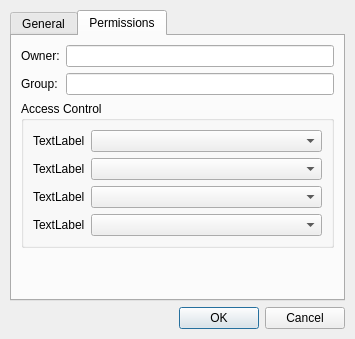
The window that libfm-qt/file-props.ui (lxqt/pcmanfm-qt) describes before a commit, drawn with Qt 5.
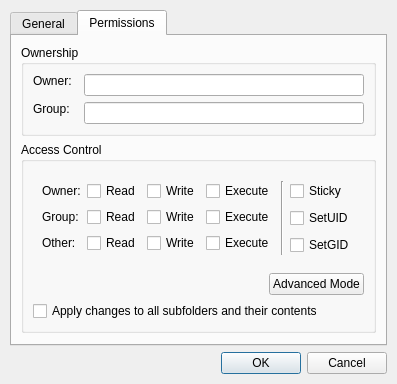
The same window after the commit. The open tabs and pages were chosen to show the change. Icons and pictures are not drawn.

Commit message: Try to add file opermission settings UI.

The edit to the form file:
```diff
--- a/libfm-qt/file-props.ui
+++ b/libfm-qt/file-props.ui
@@ -6,8 +6,8 @@
    <rect>
     <x>0</x>
     <y>0</y>
-    <width>355</width>
-    <height>339</height>
+    <width>362</width>
+    <height>383</height>
    </rect>
   </property>
   <property name="windowTitle">
@@ -173,76 +173,445 @@
       <attribute name="title">
        <string>Permissions</string>
       </attribute>
-      <layout class="QFormLayout" name="formLayout">
-       <item row="0" column="0">
-        <widget class="QLabel" name="label_8">
-         <property name="text">
-          <string>Owner:</string>
+      <layout class="QVBoxLayout" name="verticalLayout_2">
+       <property name="spacing">
+        <number>6</number>
+       </property>
+       <item>
+        <widget class="QGroupBox" name="groupBox_2">
+         <property name="sizePolicy">
+          <sizepolicy hsizetype="Preferred" vsizetype="Fixed">
+           <horstretch>0</horstretch>
+           <verstretch>0</verstretch>
+          </sizepolicy>
          </property>
-        </widget>
-       </item>
-       <item row="0" column="1">
-        <widget class="QLineEdit" name="owner"/>
-       </item>
-       <item row="1" column="0">
-        <widget class="QLabel" name="label_9">
-         <property name="text">
-          <string>Group:</string>
+         <property name="title">
+          <string>Ownership</string>
          </property>
+         <layout class="QFormLayout" name="formLayout">
+          <property name="horizontalSpacing">
+           <number>12</number>
+          </property>
+          <property name="verticalSpacing">
+           <number>6</number>
+          </property>
+          <item row="1" column="1">
+           <widget class="QLineEdit" name="owner"/>
+          </item>
+          <item row="2" column="1">
+           <widget class="QLineEdit" name="ownerGroup"/>
+          </item>
+          <item row="2" column="0">
+           <widget class="QLabel" name="label_9">
+            <property name="sizePolicy">
+             <sizepolicy hsizetype="Preferred" vsizetype="Fixed">
+              <horstretch>0</horstretch>
+              <verstretch>0</verstretch>
+             </sizepolicy>
+            </property>
+            <property name="text">
+             <string>Group:</string>
+            </property>
+           </widget>
+          </item>
+          <item row="1" column="0">
+           <widget class="QLabel" name="label_8">
+            <property name="sizePolicy">
+             <sizepolicy hsizetype="Preferred" vsizetype="Fixed">
+              <horstretch>0</horstretch>
+              <verstretch>0</verstretch>
+             </sizepolicy>
+            </property>
+            <property name="text">
+             <string>Owner:</string>
+            </property>
+           </widget>
+          </item>
+         </layout>
         </widget>
        </item>
-       <item row="1" column="1">
-        <widget class="QLineEdit" name="ownerGroup"/>
-       </item>
-       <item row="2" column="0" colspan="2">
+       <item>
         <widget class="QGroupBox" name="groupBox">
+         <property name="sizePolicy">
+          <sizepolicy hsizetype="Preferred" vsizetype="Fixed">
+           <horstretch>0</horstretch>
+           <verstretch>0</verstretch>
+          </sizepolicy>
+         </property>
          <property name="title">
           <string>Access Control</string>
          </property>
-         <property name="flat">
-          <bool>true</bool>
-         </property>
-         <layout class="QFormLayout" name="formLayout_3">
-          <item row="0" column="0">
-           <widget class="QLabel" name="label_10">
-            <property name="text">
-             <string>TextLabel</string>
+         <layout class="QVBoxLayout" name="verticalLayout_3">
+          <item>
+           <widget class="QStackedWidget" name="stackedWidget">
+            <property name="sizePolicy">
+             <sizepolicy hsizetype="Preferred" vsizetype="Fixed">
+              <horstretch>0</horstretch>
+              <verstretch>0</verstretch>
+             </sizepolicy>
             </property>
-           </widget>
-          </item>
-          <item row="0" column="1">
-           <widget class="QComboBox" name="comboBox"/>
-          </item>
-          <item row="1" column="0">
-           <widget class="QLabel" name="label_11">
-            <property name="text">
-             <string>TextLabel</string>
+            <property name="currentIndex">
+             <number>0</number>
             </property>
+            <widget class="QWidget" name="page">
+             <layout class="QFormLayout" name="formLayout_3">
+              <item row="0" column="0">
+               <widget class="QLabel" name="readLabel">
+                <property name="text">
+                 <string/>
+                </property>
+               </widget>
+              </item>
+              <item row="0" column="1">
+               <widget class="QComboBox" name="read">
+                <property name="sizePolicy">
+                 <sizepolicy hsizetype="MinimumExpanding" vsizetype="Fixed">
+                  <horstretch>0</horstretch>
+                  <verstretch>0</verstretch>
+                 </sizepolicy>
+                </property>
+                <item>
+                 <property name="text">
+                  <string>---</string>
+                 </property>
+                </item>
+                <item>
+                 <property name="text">
+                  <string>Only owner</string>
+                 </property>
+                </item>
+                <item>
+                 <property name="text">
+                  <string>Owner and group</string>
+                 </property>
+                </item>
+                <item>
+                 <property name="text">
+                  <string>Everyone</string>
+                 </property>
+                </item>
+               </widget>
+              </item>
+              <item row="1" column="0">
+               <widget class="QLabel" name="writeLabel">
+                <property name="text">
+                 <string/>
+                </property>
+               </widget>
+              </item>
+              <item row="1" column="1">
+               <widget class="QComboBox" name="write">
+                <property name="sizePolicy">
+                 <sizepolicy hsizetype="MinimumExpanding" vsizetype="Fixed">
+                  <horstretch>0</horstretch>
+                  <verstretch>0</verstretch>
+                 </sizepolicy>
+                </property>
+                <item>
+                 <property name="text">
+                  <string>---</string>
+                 </property>
+                </item>
+                <item>
+                 <property name="text">
+                  <string>Only owner</string>
+                 </property>
+                </item>
+                <item>
+                 <property name="text">
+                  <string>Owner and group</string>
+                 </property>
+                </item>
+                <item>
+                 <property name="text">
+                  <string>Everyone</string>
+                 </property>
+                </item>
+                <item>
+                 <property name="text">
+                  <string>Nobody</string>
+                 </property>
+                </item>
+               </widget>
+              </item>
+              <item row="2" column="0">
+               <widget class="QLabel" name="executableLabel">
+                <property name="text">
+                 <string/>
+                </property>
+               </widget>
+              </item>
+              <item row="2" column="1">
+               <widget class="QComboBox" name="execute">
+                <property name="sizePolicy">
+                 <sizepolicy hsizetype="MinimumExpanding" vsizetype="Fixed">
+                  <horstretch>0</horstretch>
+                  <verstretch>0</verstretch>
+                 </sizepolicy>
+                </property>
+                <item>
+                 <property name="text">
+                  <string>---</string>
+                 </property>
+                </item>
+                <item>
+                 <property name="text">
+                  <string>Only owner</string>
+                 </property>
+                </item>
+                <item>
+                 <property name="text">
+                  <string>Owner and group</string>
+                 </property>
+                </item>
+                <item>
+                 <property name="text">
+                  <string>Everyone</string>
+                 </property>
+                </item>
+                <item>
+                 <property name="text">
+                  <string>Nobody</string>
+                 </property>
+                </item>
+               </widget>
+              </item>
+             </layout>
+            </widget>
+            <widget class="QWidget" name="page_2">
+             <layout class="QGridLayout" name="gridLayout_2" columnstretch="1,0,0">
+              <item row="0" column="0" rowspan="3">
+               <layout class="QGridLayout" name="gridLayout">
+                <property name="rightMargin">
+                 <number>0</number>
+                </property>
+                <property name="spacing">
+                 <number>6</number>
+                </property>
+                <item row="0" column="0">
+                 <widget class="QLabel" name="label_5">
+                  <property name="sizePolicy">
+                   <sizepolicy hsizetype="Fixed" vsizetype="Preferred">
+                    <horstretch>0</horstretch>
+                    <verstretch>0</verstretch>
+                   </sizepolicy>
+                  </property>
+                  <property name="text">
+                   <string>Owner:</string>
+                  </property>
+                 </widget>
+                </item>
+                <item row="0" column="1">
+                 <widget class="QCheckBox" name="checkBox">
+                  <property name="sizePolicy">
+                   <sizepolicy hsizetype="Preferred" vsizetype="Fixed">
+                    <horstretch>0</horstretch>
+                    <verstretch>0</verstretch>
+                   </sizepolicy>
+                  </property>
+                  <property name="text">
+                   <string>Read</string>
+                  </property>
+                 </widget>
+                </item>
+                <item row="0" column="2">
+                 <widget class="QCheckBox" name="checkBox_5">
+                  <property name="sizePolicy">
+                   <sizepolicy hsizetype="Preferred" vsizetype="Fixed">
+                    <horstretch>0</horstretch>
+                    <verstretch>0</verstretch>
+                   </sizepolicy>
+                  </property>
+                  <property name="text">
+                   <string>Write</string>
+                  </property>
+                 </widget>
+                </item>
+                <item row="0" column="3">
+                 <widget class="QCheckBox" name="checkBox_8">
+                  <property name="sizePolicy">
+                   <sizepolicy hsizetype="Preferred" vsizetype="Fixed">
+                    <horstretch>0</horstretch>
+                    <verstretch>0</verstretch>
+                   </sizepolicy>
+                  </property>
+                  <property name="text">
+                   <string>Execute</string>
+                  </property>
+                 </widget>
+                </item>
+                <item row="1" column="0">
+                 <widget class="QLabel" name="label_10">
+                  <property name="sizePolicy">
+                   <sizepolicy hsizetype="Fixed" vsizetype="Preferred">
+                    <horstretch>0</horstretch>
+                    <verstretch>0</verstretch>
+                   </sizepolicy>
+                  </property>
+                  <property name="text">
+                   <string>Group:</string>
+                  </property>
+                 </widget>
+                </item>
+                <item row="1" column="1">
+                 <widget class="QCheckBox" name="checkBox_4">
+                  <property name="sizePolicy">
+                   <sizepolicy hsizetype="Preferred" vsizetype="Fixed">
+                    <horstretch>0</horstretch>
+                    <verstretch>0</verstretch>
+                   </sizepolicy>
+                  </property>
+                  <property name="text">
+                   <string>Read</string>
+                  </property>
+                 </widget>
+                </item>
+                <item row="1" column="2">
+                 <widget class="QCheckBox" name="checkBox_9">
+                  <property name="sizePolicy">
+                   <sizepolicy hsizetype="Preferred" vsizetype="Fixed">
+                    <horstretch>0</horstretch>
+                    <verstretch>0</verstretch>
+                   </sizepolicy>
+                  </property>
+                  <property name="text">
+                   <string>Write</string>
+                  </property>
+                 </widget>
+                </item>
+                <item row="1" column="3">
+                 <widget class="QCheckBox" name="checkBox_3">
+                  <property name="sizePolicy">
+                   <sizepolicy hsizetype="Preferred" vsizetype="Fixed">
+                    <horstretch>0</horstretch>
+                    <verstretch>0</verstretch>
+                   </sizepolicy>
+                  </property>
+                  <property name="text">
+                   <string>Execute</string>
+                  </property>
+                 </widget>
+                </item>
+                <item row="2" column="0">
+                 <widget class="QLabel" name="label_11">
+                  <property name="sizePolicy">
+                   <sizepolicy hsizetype="Fixed" vsizetype="Preferred">
+                    <horstretch>0</horstretch>
+                    <verstretch>0</verstretch>
+                   </sizepolicy>
+                  </property>
+                  <property name="text">
+                   <string>Other:</string>
+                  </property>
+                 </widget>
+                </item>
+                <item row="2" column="1">
+                 <widget class="QCheckBox" name="checkBox_7">
+                  <property name="sizePolicy">
+                   <sizepolicy hsizetype="Preferred" vsizetype="Fixed">
+                    <horstretch>0</horstretch>
+                    <verstretch>0</verstretch>
+                   </sizepolicy>
+                  </property>
+                  <property name="text">
+                   <string>Read</string>
+                  </property>
+                 </widget>
+                </item>
+                <item row="2" column="2">
+                 <widget class="QCheckBox" name="checkBox_2">
+                  <property name="sizePolicy">
+                   <sizepolicy hsizetype="Preferred" vsizetype="Fixed">
+                    <horstretch>0</horstretch>
+                    <verstretch>0</verstretch>
+                   </sizepolicy>
+                  </property>
+                  <property name="text">
+                   <string>Write</string>
+                  </property>
+                 </widget>
+                </item>
+                <item row="2" column="3">
+                 <widget class="QCheckBox" name="checkBox_6">
+                  <property name="sizePolicy">
+                   <sizepolicy hsizetype="Preferred" vsizetype="Fixed">
+                    <horstretch>0</horstretch>
+                    <verstretch>0</verstretch>
+                   </sizepolicy>
+                  </property>
+                  <property name="text">
+                   <string>Execute</string>
+                  </property>
+                 </widget>
+                </item>
+               </layout>
+              </item>
+              <item row="0" column="2">
+               <widget class="QCheckBox" name="checkBox_10">
+                <property name="text">
+                 <string>Sticky</string>
+                </property>
+               </widget>
+              </item>
+              <item row="1" column="2">
+               <widget class="QCheckBox" name="checkBox_11">
+                <property name="text">
+                 <string>SetUID</string>
+                </property>
+               </widget>
+              </item>
+              <item row="2" column="2">
+               <widget class="QCheckBox" name="checkBox_12">
+                <property name="text">
+                 <string>SetGID</string>
+                </property>
+               </widget>
+              </item>
+              <item row="0" column="1" rowspan="3">
+               <widget class="Line" name="line">
+                <property name="orientation">
+                 <enum>Qt::Vertical</enum>
+                </property>
+               </widget>
+              </item>
+             </layout>
+            </widget>
            </widget>
           </item>
-          <item row="3" column="0">
-           <widget class="QLabel" name="label_12">
-            <property name="text">
-             <string>TextLabel</string>
-            </property>
-           </widget>
+          <item>
+           <layout class="QHBoxLayout" name="horizontalLayout">
+            <item>
+             <spacer name="horizontalSpacer">
+              <property name="orientation">
+               <enum>Qt::Horizontal</enum>
+              </property>
+              <property name="sizeHint" stdset="0">
+               <size>
+                <width>40</width>
+                <height>20</height>
+               </size>
+              </property>
+             </spacer>
+            </item>
+            <item>
+             <widget class="QPushButton" name="pushButton">
+              <property name="text">
+               <string>Advanced Mode</string>
+              </property>
+              <property name="checkable">
+               <bool>true</bool>
+              </property>
+             </widget>
+            </item>
+           </layout>
           </item>
-          <item row="3" column="1">
-           <widget class="QComboBox" name="comboBox_3"/>
-          </item>
-          <item row="4" column="0">
-           <widget class="QLabel" name="label_13">
+          <item>
+           <widget class="QCheckBox" name="recursive">
             <property name="text">
-             <string>TextLabel</string>
+             <string>Apply changes to all subfolders and their contents</string>
             </property>
            </widget>
           </item>
-          <item row="4" column="1">
-           <widget class="QComboBox" name="comboBox_4"/>
-          </item>
-          <item row="1" column="1">
-           <widget class="QComboBox" name="comboBox_2"/>
-          </item>
          </layout>
         </widget>
        </item>
```
Left out of the diff: 65 changed lines with no effect on the pictures. The commit also changes 4 other files.
